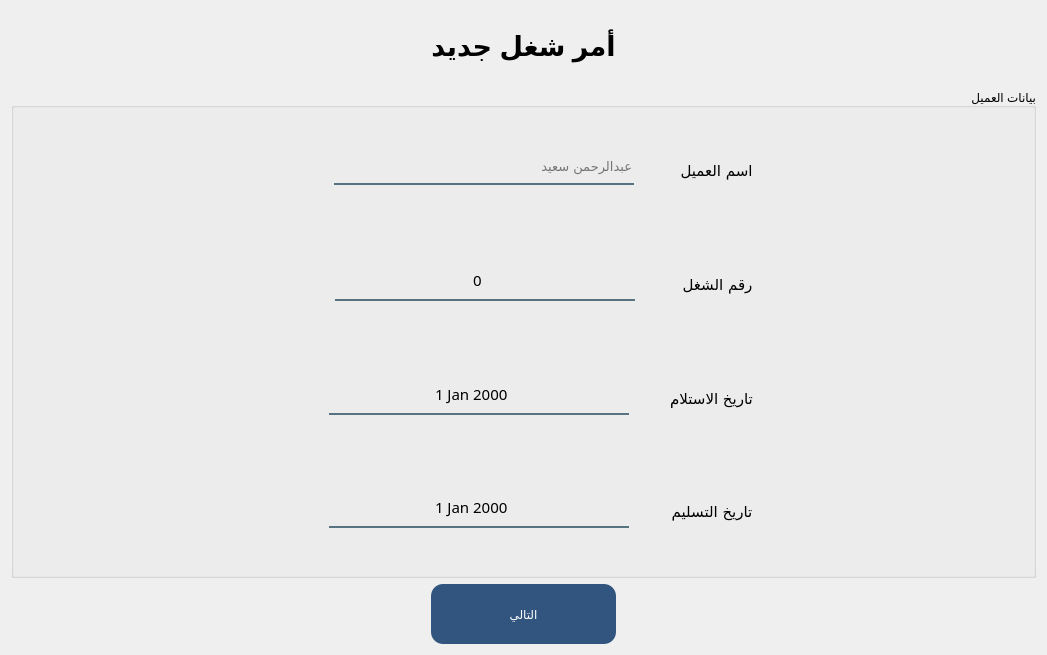
The window that forms/newOrder_view.ui (Abdel-RahmanSaied/treeAdvertising) describes before a commit, drawn with Qt 5.
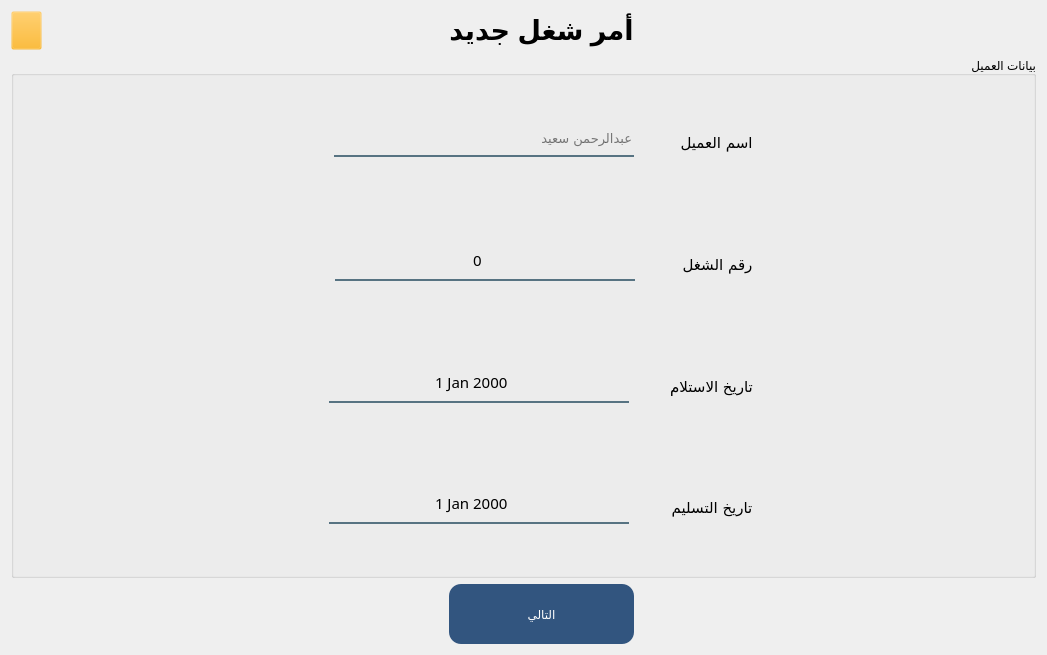
The same window after the commit. Icons and pictures are not drawn.

```diff
--- a/forms/newOrder_view.ui
+++ b/forms/newOrder_view.ui
@@ -15,19 +15,51 @@
   </property>
   <layout class="QGridLayout" name="gridLayout_2">
    <item row="0" column="0">
-    <spacer name="horizontalSpacer_10">
-     <property name="orientation">
-      <enum>Qt::Horizontal</enum>
+    <widget class="QPushButton" name="bck_btn">
+     <property name="minimumSize">
+      <size>
+       <width>31</width>
+       <height>39</height>
+      </size>
      </property>
-     <property name="sizeHint" stdset="0">
+     <property name="maximumSize">
       <size>
-       <width>414</width>
-       <height>20</height>
+       <width>31</width>
+       <height>39</height>
       </size>
      </property>
-    </spacer>
+     <property name="styleSheet">
+      <string notr="true">background-color: rgb(255, 170, 0,4);</string>
+     </property>
+     <property name="text">
+      <string/>
+     </property>
+     <property name="icon">
+      <iconset resource="app_resources.qrc">
+       <normaloff>:/logo/images/icons8-back-67.png</normaloff>:/logo/images/icons8-back-67.png</iconset>
+     </property>
+     <property name="iconSize">
+      <size>
+       <width>31</width>
+       <height>39</height>
+      </size>
+     </property>
+    </widget>
    </item>
    <item row="0" column="1">
+    <spacer name="horizontalSpacer_10">
+     <property name="orientation">
+      <enum>Qt::Horizontal</enum>
+     </property>
+     <property name="sizeHint" stdset="0">
+      <size>
+       <width>414</width>
+       <height>20</height>
+      </size>
+     </property>
+    </spacer>
+   </item>
+   <item row="0" column="2">
     <widget class="QLabel" name="label">
      <property name="maximumSize">
       <size>
@@ -50,7 +82,7 @@
      </property>
     </widget>
    </item>
-   <item row="0" column="2">
+   <item row="0" column="3">
     <spacer name="horizontalSpacer_11">
      <property name="orientation">
       <enum>Qt::Horizontal</enum>
@@ -63,7 +95,7 @@
      </property>
     </spacer>
    </item>
-   <item row="1" column="0" colspan="3">
+   <item row="1" column="0" colspan="4">
     <widget class="QGroupBox" name="groupBox">
      <property name="title">
       <string>بيانات العميل</string>
@@ -439,7 +471,7 @@
      </layout>
     </widget>
    </item>
-   <item row="2" column="0">
+   <item row="2" column="0" colspan="2">
     <spacer name="horizontalSpacer">
      <property name="orientation">
       <enum>Qt::Horizontal</enum>
@@ -452,7 +484,7 @@
      </property>
     </spacer>
    </item>
-   <item row="2" column="1">
+   <item row="2" column="2">
     <widget class="QPushButton" name="next_btn">
      <property name="minimumSize">
       <size>
@@ -479,7 +511,7 @@
      </property>
     </widget>
    </item>
-   <item row="2" column="2">
+   <item row="2" column="3">
     <spacer name="horizontalSpacer_2">
      <property name="orientation">
       <enum>Qt::Horizontal</enum>
```
Left out of the diff: 4 changed lines with no effect on the pictures.
